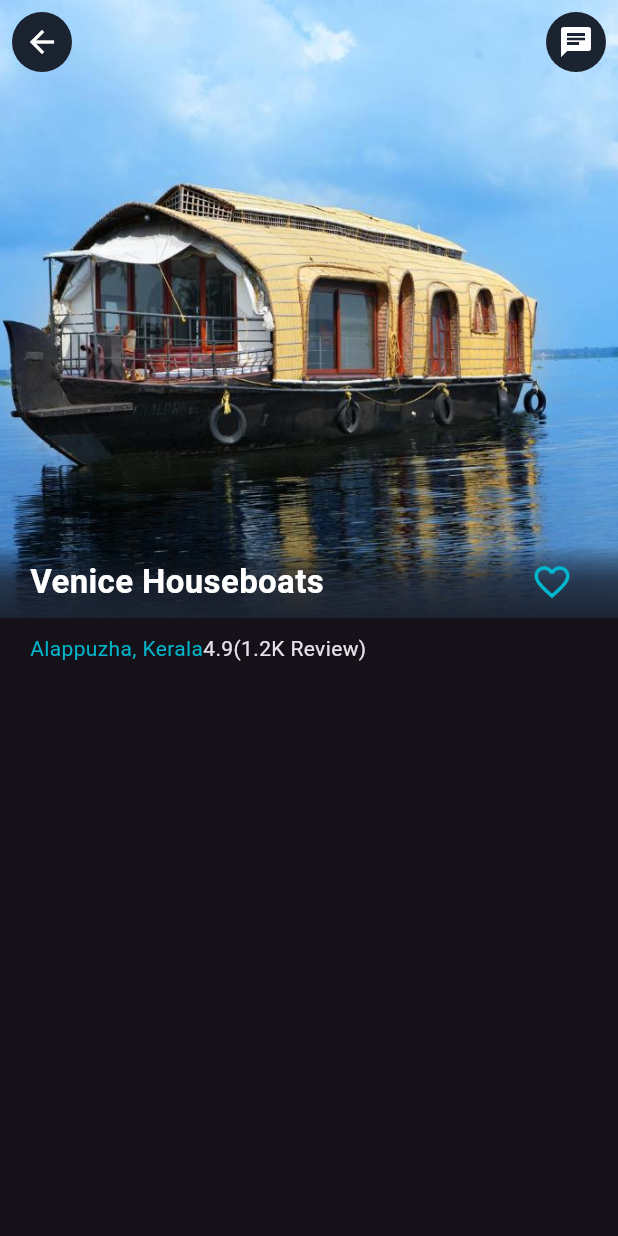
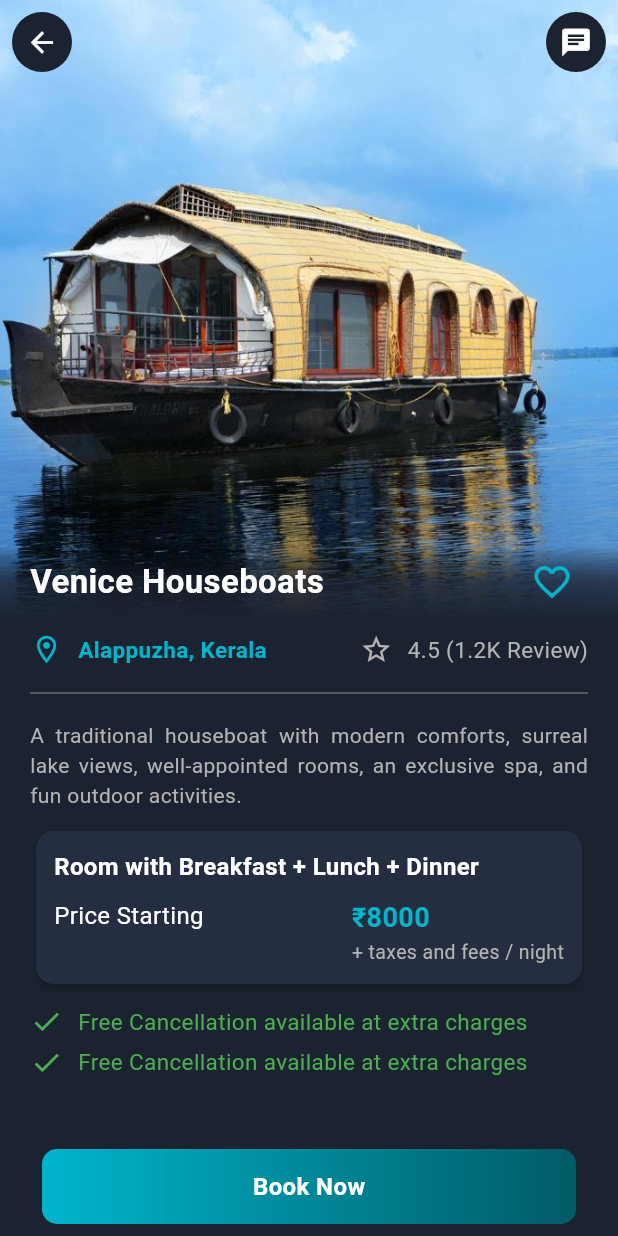
Before and after one commit to AbhinandhanaPU/houseboat_booking_app, a Flutter app: the HouseBoatScreen screen opened directly, on a phone screen of 412 x 824 dp. Run offline on Flutter 3.47's test engine with Material 3 defaults, Android fonts, the phone set to English and light mode, and no system bars; our stand-ins replace connectivity_plus, file_picker, flutter_svg, image_picker, intl_phone_field, lottie and 2 more.

Commit message:
houseboat details screen, added  items in theme

```diff
--- a/lib/app/utils/theme.dart
+++ b/lib/app/utils/theme.dart
@@ -13,5 +13,71 @@ class AppTheme {
     textTheme: TextTheme(
       bodyMedium: TextStyle(color: AppColors.whiteColor),
     ),
+    colorScheme: ColorScheme.dark(
+      primary: AppColors.lightPrimary,
+    ),
+    cardTheme: CardTheme(
+      color: AppColors.backgroundSecondary,
+      elevation: 2,
+    ),
+    datePickerTheme: DatePickerThemeData(
+      backgroundColor: AppColors.backgroundSecondary,
+    ),
+    dialogTheme: DialogTheme(
+      backgroundColor: AppColors.backgroundSecondary,
+      insetPadding: const EdgeInsets.symmetric(horizontal: 20),
+      shape: RoundedRectangleBorder(
+        borderRadius: BorderRadius.circular(10),
+      ),
+      titleTextStyle: TextStyle(
+        fontSize: 18,
+        fontWeight: FontWeight.bold,
+        color: AppColors.lightGrey,
+      ),
+      contentTextStyle: TextStyle(
+        fontSize: 14,
+        color: AppColors.lightGrey,
+      ),
+      elevation: 10,
+      shadowColor: AppColors.whiteColor,
+    ),
+    inputDecorationTheme: InputDecorationTheme(
+      filled: true,
+      fillColor: AppColors.backgroundSecondary,
+      border: OutlineInputBorder(
+        borderSide: const BorderSide(
+          color: AppColors.lightGrey,
+        ),
+      ),
+      enabledBorder: OutlineInputBorder(
+        borderSide: const BorderSide(
+          color: AppColors.lightGrey,
+          width: 1.5,
+        ),
+      ),
+      focusedBorder: OutlineInputBorder(
+        borderSide: const BorderSide(
+          color: AppColors.lightPrimary,
+          width: 2,
+        ),
+      ),
+      errorBorder: OutlineInputBorder(
+        borderSide: const BorderSide(
+          color: Colors.red,
+        ),
+      ),
+      focusedErrorBorder: OutlineInputBorder(
+        borderSide: const BorderSide(
+          color: Colors.red,
+        ),
+      ),
+      hintStyle: TextStyle(
+        color: AppColors.lightGrey,
+      ),
+      labelStyle: const TextStyle(
+        color: AppColors.lightGrey,
+      ),
+    ),
+    dividerTheme: DividerThemeData(color: AppColors.transparent),
   );
 }
--- a/lib/app/views/bottom_nav/tabs/home/home_screen.dart
+++ b/lib/app/views/bottom_nav/tabs/home/home_screen.dart
@@ -1,5 +1,6 @@
 import 'package:flutter/material.dart';
 import 'package:houseboat_booking/app/data/houseboat_sections.dart';
+import 'package:houseboat_booking/app/views/houseboat_screens/houseboat_screen.dart';
 import 'package:houseboat_booking/app/widgets/appbar_custom.dart';
 import 'package:houseboat_booking/app/widgets/product_card.dart';
 
@@ -58,7 +59,14 @@ class HomeScreen extends StatelessWidget {
                         productName: product['productName'],
                         productPlace: product['productPlace'],
                         productPrice: product['productPrice'],
-                        onTap: () {},
+                        onTap: () {
+                          Navigator.push(
+                            context,
+                            MaterialPageRoute(
+                              builder: (context) => HouseBoatScreen(),
+                            ),
+                          );
+                        },
                         onFavoriteToggle: () {},
                       );
                     },
--- a/lib/app/views/bottom_nav/tabs/profile/profile_item_card.dart
+++ b/lib/app/views/bottom_nav/tabs/profile/profile_item_card.dart
@@ -23,7 +23,6 @@ class ProfileItemCard extends StatelessWidget {
   @override
   Widget build(BuildContext context) {
     return Card(
-      color: AppColors.backgroundSecondary,
       margin: EdgeInsets.all(0),
       child: ListTile(
         leading: leadingIcon != null
--- a/lib/app/views/houseboat_screens/houseboat_screen.dart
+++ b/lib/app/views/houseboat_screens/houseboat_screen.dart
@@ -1,5 +1,9 @@
 import 'package:flutter/material.dart';
 import 'package:houseboat_booking/app/utils/colors.dart';
+import 'package:houseboat_booking/app/views/houseboat_screens/package_details_card.dart';
+import 'package:houseboat_booking/app/widgets/colored_button.dart';
+import 'package:houseboat_booking/app/widgets/icon_text_widget.dart';
+import 'package:houseboat_booking/app/widgets/readmore_text_widget.dart';
 
 class HouseBoatScreen extends StatelessWidget {
   const HouseBoatScreen({super.key});
@@ -16,6 +20,7 @@ class HouseBoatScreen extends StatelessWidget {
             backgroundColor: AppColors.backgroundPrimary,
             child: const Icon(
               Icons.arrow_back,
+              size: 22,
               color: AppColors.whiteColor,
             ),
           ),
@@ -27,6 +32,7 @@ class HouseBoatScreen extends StatelessWidget {
               backgroundColor: AppColors.backgroundPrimary,
               child: const Icon(
                 Icons.chat,
+                size: 22,
                 color: AppColors.whiteColor,
               ),
             ),
@@ -34,6 +40,17 @@ class HouseBoatScreen extends StatelessWidget {
           ),
         ],
       ),
+      persistentFooterButtons: [
+        Padding(
+          padding: const EdgeInsets.symmetric(horizontal: 20),
+          child: CustomcoloredButton(
+            text: 'Book Now',
+            height: 50,
+            width: double.infinity,
+            onTap: () {},
+          ),
+        )
+      ],
       body: Column(
         children: [
           Stack(
@@ -95,18 +112,51 @@ class HouseBoatScreen extends StatelessWidget {
           Padding(
             padding: const EdgeInsets.symmetric(horizontal: 20, vertical: 10),
             child: Column(
+              spacing: 10,
               children: [
                 Row(
+                  mainAxisAlignment: MainAxisAlignment.spaceBetween,
                   children: [
-                    Text(
-                      'Alappuzha, Kerala',
-                      style: TextStyle(
-                        color: AppColors.lightPrimary,
-                      ),
+                    IconTextWidget(
+                      icon: Icons.location_on_outlined,
+                      text: 'Alappuzha, Kerala',
+                      textWeight: FontWeight.bold,
+                      iconColor: AppColors.lightPrimary,
+                      textColor: AppColors.lightPrimary,
                     ),
-                    Text('4.9(1.2K Review)',style: TextStyle(),),
+                    IconTextWidget(
+                      icon: Icons.star_border,
+                      text: '4.5 (1.2K Review)',
+                      iconColor: AppColors.lightGrey,
+                      textColor: AppColors.lightGrey,
+                    ),
                   ],
-                )
+                ),
+                Divider(
+                  color: AppColors.lightGrey.withAlpha(128),
+                ),
+                ReadMoreText(
+                  text:
+                      'A traditional houseboat with modern comforts, surreal lake views, well-appointed rooms, an exclusive spa, and fun outdoor activities. ',
+                ),
+                PackageDetailsCard(
+                  packageName: 'Room with Breakfast + Lunch + Dinner',
+                  price: '8000',
+                  additionalInfo: '+ taxes and fees / night',
+                ),
+                Wrap(
+                  spacing: 10,
+                  runSpacing: 5,
+                  children: List.generate(2, (index) {
+                    return IconTextWidget(
+                      icon: Icons.check,
+                      iconColor: AppColors.successColor,
+                      text: 'Free Cancellation available at extra charges',
+                      textColor: AppColors.successColor,
+                    );
+                  }),
+                ),
+
               ],
             ),
           )
--- /dev/null
+++ b/lib/app/views/houseboat_screens/package_details_card.dart
@@ -0,0 +1,72 @@
+import 'package:flutter/material.dart';
+import 'package:houseboat_booking/app/utils/colors.dart';
+
+class PackageDetailsCard extends StatelessWidget {
+  final String packageName;
+  final String price;
+  final String additionalInfo;
+
+  const PackageDetailsCard({
+    super.key,
+    required this.packageName,
+    required this.price,
+    required this.additionalInfo,
+  });
+
+  @override
+  Widget build(BuildContext context) {
+    return Card(
+      child: Padding(
+        padding: const EdgeInsets.all(12.0),
+        child: Column(
+          crossAxisAlignment: CrossAxisAlignment.start,
+          children: [
+            Text(
+              packageName,
+              style: const TextStyle(
+                fontSize: 16,
+                fontWeight: FontWeight.bold,
+              ),
+            ),
+            const SizedBox(height: 10),
+            Row(
+              crossAxisAlignment: CrossAxisAlignment.start,
+              mainAxisAlignment: MainAxisAlignment.spaceBetween,
+              children: [
+                const Text(
+                  'Price Starting',
+                  style: TextStyle(
+                    color: AppColors.whiteColor,
+                    fontSize: 16,
+                  ),
+                ),
+                Text.rich(
+                  textAlign: TextAlign.left,
+                  TextSpan(
+                    children: [
+                      TextSpan(
+                        text: '₹$price\n',
+                        style: const TextStyle(
+                          fontSize: 18,
+                          color: AppColors.lightPrimary,
+                          fontWeight: FontWeight.bold,
+                        ),
+                      ),
+                      TextSpan(
+                        text: additionalInfo,
+                        style: const TextStyle(
+                          fontSize: 13,
+                          color: AppColors.lightGrey,
+                        ),
+                      ),
+                    ],
+                  ),
+                ),
+              ],
+            ),
+          ],
+        ),
+      ),
+    );
+  }
+}
--- a/lib/app/views/notifications/notifications.dart
+++ b/lib/app/views/notifications/notifications.dart
@@ -46,7 +46,9 @@ class NotificationScreen extends StatelessWidget {
                   ),
                 );
               }),
-              const Divider(),
+              Divider(
+                color: AppColors.lightGrey.withAlpha(128),
+              ),
             ],
           );
         }).toList(),
--- a/lib/app/widgets/custom_textfield_with_label.dart
+++ b/lib/app/widgets/custom_textfield_with_label.dart
@@ -62,19 +62,10 @@ class CustomTextfieldWithLabel extends StatelessWidget {
           obscuringCharacter: '*',
           onTap: onTap,
           decoration: InputDecoration(
-            filled: true,
-            fillColor: AppColors.backgroundSecondary,
-            border: OutlineInputBorder(),
             hintText: hintText,
             prefixIcon: prefixIcon,
             suffixIcon: suffixIcon,
             helperText: helperText,
-            focusedBorder: OutlineInputBorder(
-              borderSide: BorderSide(
-                color: AppColors.lightPrimary,
-                width: 2,
-              ),
-            ),
           ),
         )
       ],
--- a/lib/app/widgets/custom_textfield_without_label.dart
+++ b/lib/app/widgets/custom_textfield_without_label.dart
@@ -1,5 +1,4 @@
 import 'package:flutter/material.dart';
-import 'package:houseboat_booking/app/utils/colors.dart';
 
 class CustomTextfieldWithoutLabel extends StatelessWidget {
   final String hintText;
@@ -41,19 +40,10 @@ class CustomTextfieldWithoutLabel extends StatelessWidget {
       onTap: onTap,
       readOnly: readOnly,
       decoration: InputDecoration(
-        filled: true,
-        fillColor: AppColors.backgroundSecondary,
-        border: OutlineInputBorder(),
         hintText: hintText,
         prefixIcon: prefixIcon,
         suffixIcon: suffixIcon,
         helperText: helperText,
-        focusedBorder: OutlineInputBorder(
-          borderSide: BorderSide(
-            color: AppColors.lightPrimary,
-            width: 2,
-          ),
-        ),
       ),
     );
   }
--- /dev/null
+++ b/lib/app/widgets/icon_text_widget.dart
@@ -0,0 +1,51 @@
+import 'package:flutter/material.dart';
+import 'package:houseboat_booking/app/utils/colors.dart';
+
+class IconTextWidget extends StatelessWidget {
+  final IconData icon;
+  final String text;
+  final double iconSize;
+  final double textSize;
+  final Color? iconColor;
+  final Color? textColor;
+  final FontWeight? textWeight;
+  final VoidCallback? onTap;
+
+  const IconTextWidget({
+    super.key,
+    required this.icon,
+    required this.text,
+    this.iconSize = 22.0,
+    this.textSize = 15.0,
+    this.iconColor,
+    this.textColor,
+    this.textWeight,
+    this.onTap,
+  });
+
+  @override
+  Widget build(BuildContext context) {
+    return GestureDetector(
+      onTap: onTap,
+      child: Row(
+        crossAxisAlignment: CrossAxisAlignment.center,
+        children: [
+          Icon(
+            icon,
+            size: iconSize,
+            color: iconColor ?? AppColors.lightGrey,
+          ),
+          const SizedBox(width: 10),
+          Text(
+            text,
+            style: TextStyle(
+              fontSize: textSize,
+              color: textColor ?? AppColors.whiteColor,
+              fontWeight: textWeight ?? FontWeight.normal,
+            ),
+          ),
+        ],
+      ),
+    );
+  }
+}
--- a/lib/app/widgets/phone_no_field.dart
+++ b/lib/app/widgets/phone_no_field.dart
@@ -2,7 +2,6 @@ import 'dart:async';
 import 'dart:developer';
 
 import 'package:flutter/material.dart';
-import 'package:houseboat_booking/app/utils/colors.dart';
 import 'package:intl_phone_field/intl_phone_field.dart';
 import 'package:intl_phone_field/phone_number.dart';
 
@@ -23,15 +22,6 @@ class PhoneNumberField extends StatelessWidget {
       validator: validator,
       decoration: const InputDecoration(
         hintText: "Phone Number",
-        filled: true,
-        fillColor: AppColors.backgroundSecondary,
-        border: OutlineInputBorder(),
-        focusedBorder: OutlineInputBorder(
-          borderSide: BorderSide(
-            color: AppColors.lightPrimary,
-            width: 2,
-          ),
-        ),
       ),
       initialCountryCode: 'IN',
       onChanged: (phone) {
--- /dev/null
+++ b/lib/app/widgets/readmore_text_widget.dart
@@ -0,0 +1,123 @@
+import 'package:flutter/material.dart';
+import 'package:houseboat_booking/app/utils/colors.dart';
+
+class ReadMoreText extends StatelessWidget {
+  final String text;
+  final int maxLines;
+  const ReadMoreText({
+    super.key,
+    required this.text,
+    this.maxLines = 3,
+  });
+
+  @override
+  Widget build(BuildContext context) {
+    return LayoutBuilder(
+      builder: (context, constraints) {
+        final textSpan = TextSpan(
+          text: text,
+          style: const TextStyle(
+            color: AppColors.lightGrey,
+          ),
+        );
+
+        final textPainter = TextPainter(
+          text: textSpan,
+          maxLines: maxLines,
+          textDirection: TextDirection.ltr,
+        )..layout(maxWidth: constraints.maxWidth);
+
+        final isTextOverflowing = textPainter.didExceedMaxLines;
+
+        return Stack(
+          children: [
+            Text(
+              text,
+              maxLines: maxLines,
+              overflow: TextOverflow.ellipsis,
+              textAlign: TextAlign.justify,
+              style: const TextStyle(
+                color: AppColors.lightGrey,
+              ),
+            ),
+            if (isTextOverflowing)
+              Positioned(
+                bottom: 0,
+                right: 0,
+                child: Container(
+                  color: AppColors.backgroundPrimary,
+                  padding: EdgeInsets.only(left: 10),
+                  child: TextButton(
+                    onPressed: () => showFullTextDialog(context),
+                    style: TextButton.styleFrom(
+                      padding: EdgeInsets.zero,
+                      minimumSize: const Size(0, 0),
+                      tapTargetSize: MaterialTapTargetSize.shrinkWrap,
+                    ),
+                    child: const Text(
+                      'Read More',
+                      style: TextStyle(
+                        fontSize: 15,
+                        color: AppColors.lightPrimary,
+                        fontWeight: FontWeight.bold,
+                      ),
+                    ),
+                  ),
+                ),
+              ),
+          ],
+        );
+      },
+    );
+  }
+
+  void showFullTextDialog(BuildContext context) {
+    showDialog(
+      context: context,
+      builder: (context) => Dialog(
+        child: Padding(
+          padding: const EdgeInsets.all(20),
+          child: Stack(
+            clipBehavior: Clip.none,
+            children: [
+              Column(
+                mainAxisSize: MainAxisSize.min,
+                crossAxisAlignment: CrossAxisAlignment.start,
+                children: [
+                  Row(
+                    mainAxisAlignment: MainAxisAlignment.spaceBetween,
+                    children: [
+                      const Text(
+                        'About',
+                        style: TextStyle(
+                          fontSize: 18,
+                          fontWeight: FontWeight.bold,
+                        ),
+                      ),
+                      IconButton(
+                        onPressed: () => Navigator.pop(context),
+                        icon: Icon(
+                          Icons.close,
+                          color: AppColors.lightPrimary,
+                        ),
+                      ),
+                    ],
+                  ),
+                  const SizedBox(height: 15),
+                  Text(
+                    text,
+                    textAlign: TextAlign.justify,
+                    style: TextStyle(
+                      fontSize: 16,
+                      color: AppColors.lightGrey,
+                    ),
+                  ),
+                ],
+              ),
+            ],
+          ),
+        ),
+      ),
+    );
+  }
+}
--- a/lib/main.dart
+++ b/lib/main.dart
@@ -14,8 +14,9 @@ class MyApp extends StatelessWidget {
     return MaterialApp(
       title: 'Houseboat Booking App',
       debugShowCheckedModeBanner: false,
-      theme: ThemeData.dark(),
+      theme: AppTheme.darkTheme,
       darkTheme: AppTheme.darkTheme,
+      themeMode: ThemeMode.dark,
       home: WelcomeScreen(),
     );
   }
```
